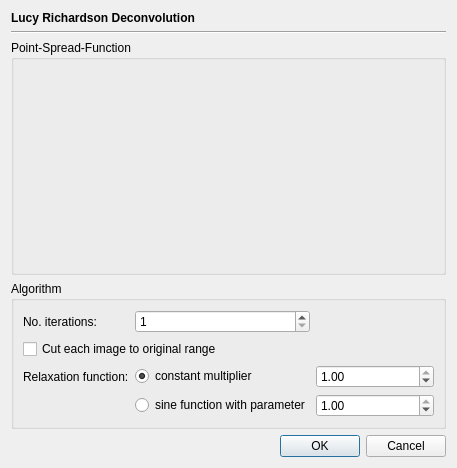
Old version of the form src/fitsip/extensions/lucyrichardson/lucyrichardsondeconvolutiondialog.ui in the repository braeun/FitsIP.
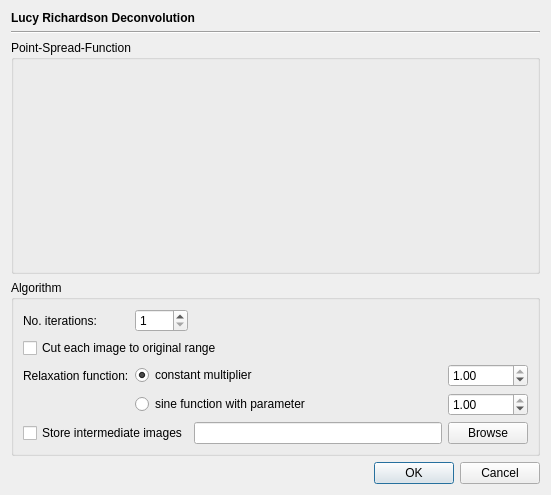
New version of the form.

```diff
--- a/src/fitsip/extensions/lucyrichardson/lucyrichardsondeconvolutiondialog.ui
+++ b/src/fitsip/extensions/lucyrichardson/lucyrichardsondeconvolutiondialog.ui
@@ -6,8 +6,8 @@
    <rect>
     <x>0</x>
     <y>0</y>
-    <width>457</width>
-    <height>468</height>
+    <width>551</width>
+    <height>495</height>
    </rect>
   </property>
   <property name="windowTitle">
@@ -53,6 +53,16 @@
       <string>Algorithm</string>
      </property>
      <layout class="QGridLayout" name="gridLayout">
+      <item row="0" column="1">
+       <widget class="QSpinBox" name="iterationsBox">
+        <property name="minimum">
+         <number>1</number>
+        </property>
+        <property name="maximum">
+         <number>200</number>
+        </property>
+       </widget>
+      </item>
       <item row="2" column="0">
        <widget class="QLabel" name="label_3">
         <property name="text">
@@ -60,7 +70,7 @@
         </property>
        </widget>
       </item>
-      <item row="3" column="2">
+      <item row="3" column="3">
        <widget class="QDoubleSpinBox" name="sineValueBox">
         <property name="minimum">
          <double>0.010000000000000</double>
@@ -76,6 +86,46 @@
         </property>
        </widget>
       </item>
+      <item row="2" column="3">
+       <widget class="QDoubleSpinBox" name="singleValueBox">
+        <property name="minimum">
+         <double>0.010000000000000</double>
+        </property>
+        <property name="maximum">
+         <double>1.000000000000000</double>
+        </property>
+        <property name="singleStep">
+         <double>0.010000000000000</double>
+        </property>
+        <property name="value">
+         <double>1.000000000000000</double>
+        </property>
+       </widget>
+      </item>
+      <item row="4" column="0" colspan="2">
+       <widget class="QCheckBox" name="storeIntermediateBox">
+        <property name="text">
+         <string>Store intermediate images</string>
+        </property>
+       </widget>
+      </item>
+      <item row="0" column="0">
+       <widget class="QLabel" name="label_2">
+        <property name="text">
+         <string>No. iterations:</string>
+        </property>
+       </widget>
+      </item>
+      <item row="4" column="3">
+       <widget class="QPushButton" name="browseButton">
+        <property name="text">
+         <string>Browse</string>
+        </property>
+       </widget>
+      </item>
+      <item row="4" column="2">
+       <widget class="QLineEdit" name="pathField"/>
+      </item>
       <item row="0" column="2">
        <spacer name="horizontalSpacer">
         <property name="orientation">
@@ -89,47 +139,14 @@
         </property>
        </spacer>
       </item>
-      <item row="0" column="0">
-       <widget class="QLabel" name="label_2">
-        <property name="text">
-         <string>No. iterations:</string>
-        </property>
-       </widget>
-      </item>
-      <item row="0" column="1">
-       <widget class="QSpinBox" name="iterationsBox">
-        <property name="minimum">
-         <number>1</number>
-        </property>
-        <property name="maximum">
-         <number>200</number>
-        </property>
-       </widget>
-      </item>
-      <item row="2" column="2">
-       <widget class="QDoubleSpinBox" name="singleValueBox">
-        <property name="minimum">
-         <double>0.010000000000000</double>
-        </property>
-        <property name="maximum">
-         <double>1.000000000000000</double>
-        </property>
-        <property name="singleStep">
-         <double>0.010000000000000</double>
-        </property>
-        <property name="value">
-         <double>1.000000000000000</double>
-        </property>
-       </widget>
-      </item>
-      <item row="3" column="1">
+      <item row="3" column="1" colspan="2">
        <widget class="QRadioButton" name="sineRelaxationBox">
         <property name="text">
          <string>sine function with parameter</string>
         </property>
        </widget>
       </item>
-      <item row="2" column="1">
+      <item row="2" column="1" colspan="2">
        <widget class="QRadioButton" name="valueRelaxationBox">
         <property name="text">
          <string>constant multiplier</string>
@@ -139,7 +156,7 @@
         </property>
        </widget>
       </item>
-      <item row="1" column="0" colspan="2">
+      <item row="1" column="0" colspan="3">
        <widget class="QCheckBox" name="cutBox">
         <property name="text">
          <string>Cut each image to original range</string>
```
